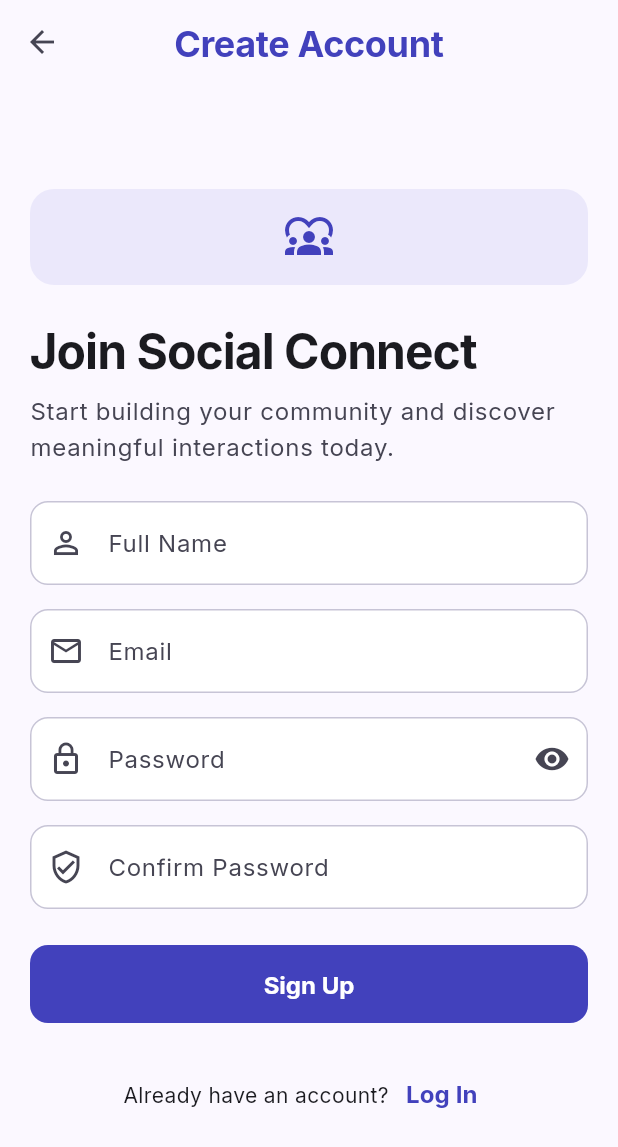
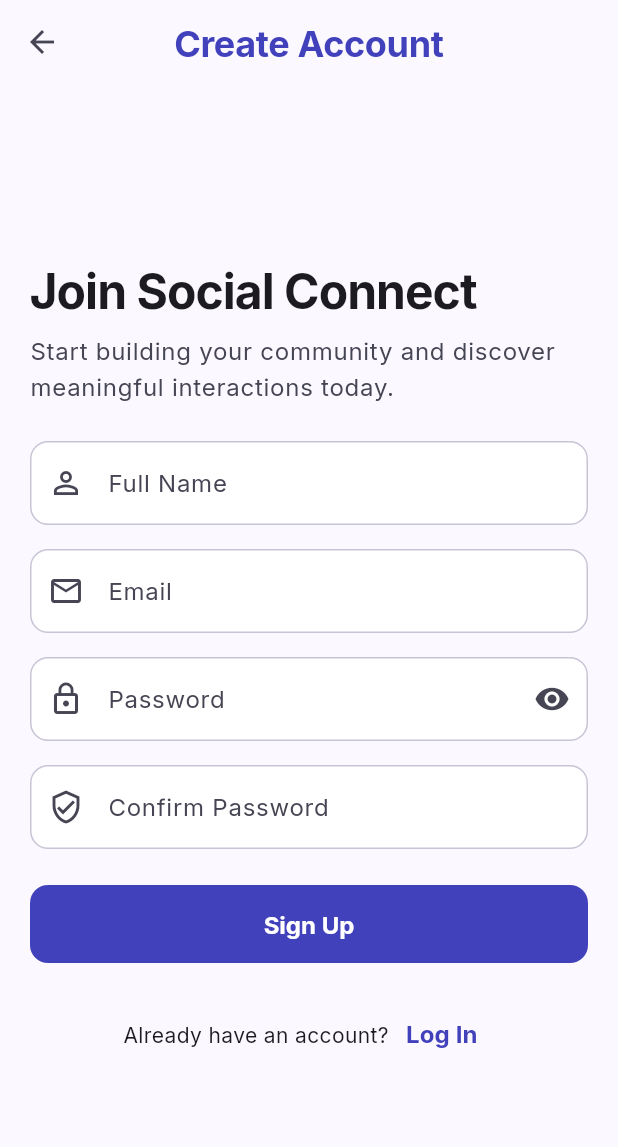
Before and after one commit to shekhtalha789-glitch/social_connect_app, a Flutter app: the SignupScreen screen opened by its route, on a phone screen of 412 x 824 dp. Shown: the top 1147 px of the screen. Run offline on Flutter 3.47's test engine with Material 3 defaults, Android fonts, the phone set to English and light mode, and no system bars; our stand-ins replace cached_network_image, cloud_firestore, firebase_auth, firebase_core, firebase_messaging, firebase_storage and 5 more; accounts and stored records are empty.

Commit message:
Remove icon card above "Join Social Connect" on sign up
Co-Authored-By: Claude Opus 4.8 (1M context) <noreply@anthropic.com>

```diff
--- a/lib/features/auth/presentation/signup_screen.dart
+++ b/lib/features/auth/presentation/signup_screen.dart
@@ -72,23 +72,7 @@ class _SignupScreenState extends ConsumerState<SignupScreen> {
               child: Column(
                 crossAxisAlignment: CrossAxisAlignment.stretch,
                 children: [
-                  const SizedBox(height: 8),
-                  Container(
-                    width: 64,
-                    height: 64,
-                    decoration: BoxDecoration(
-                      color: theme.colorScheme.primaryContainer.withValues(
-                        alpha: 0.10,
-                      ),
-                      borderRadius: BorderRadius.circular(16),
-                    ),
-                    child: Icon(
-                      Icons.diversity_1,
-                      color: theme.colorScheme.primary,
-                      size: 32,
-                    ),
-                  ),
-                  const SizedBox(height: 24),
+                  const SizedBox(height: 16),
                   Text(
                     'Join Social Connect',
                     style: theme.textTheme.displaySmall,
```
